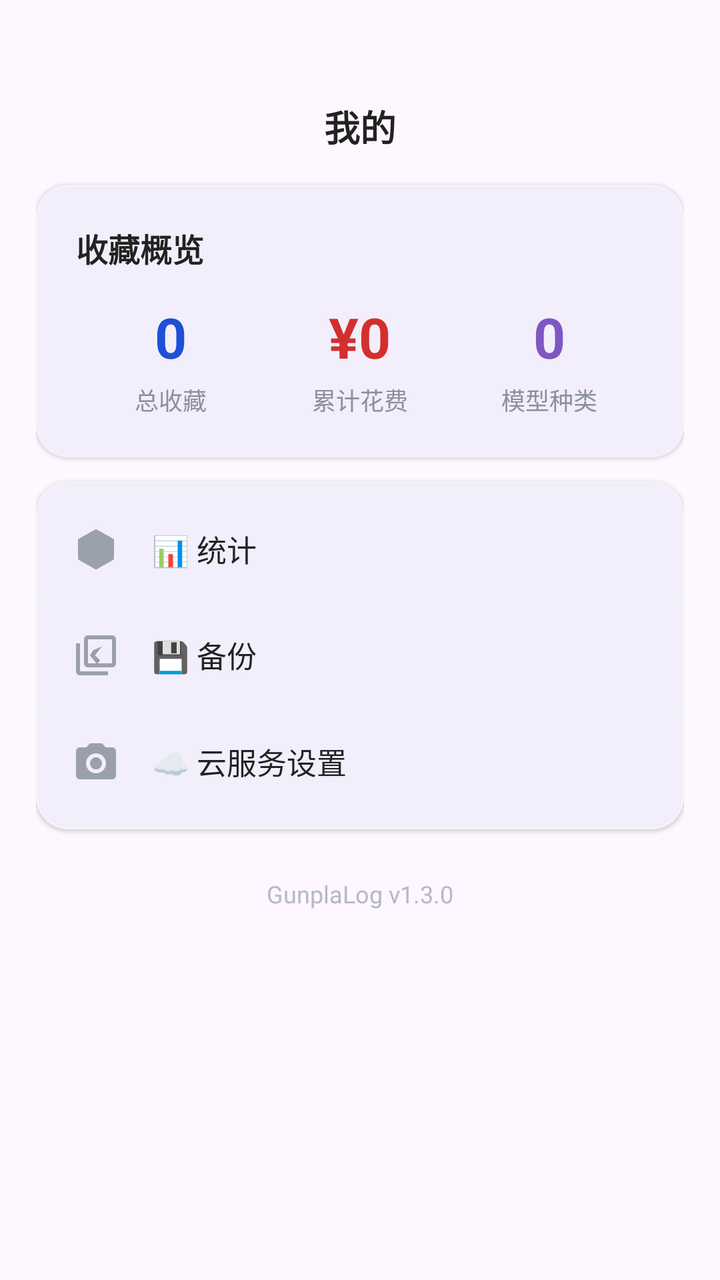
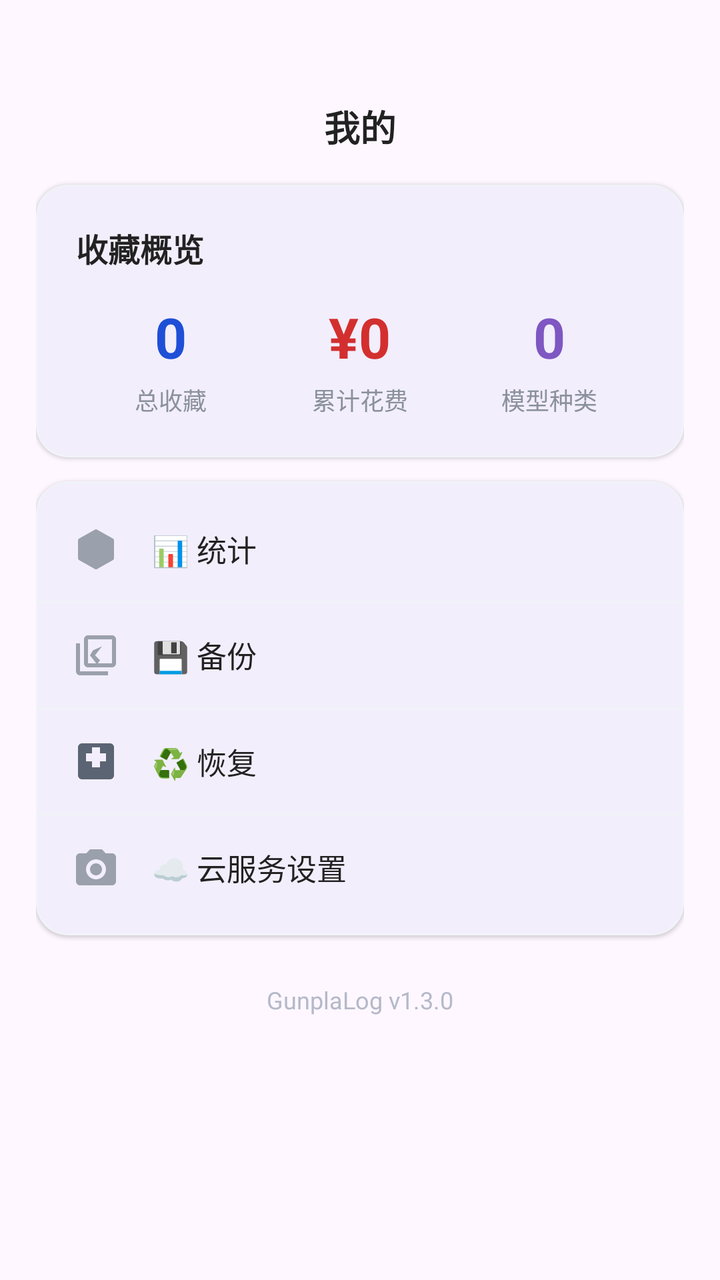

Before-and-after screenshots of an Android layout around one commit, followed by the original layout XML and the change that was made.
<!-- AndroidManifest.xml: application theme Theme.GunplaLog -->
<!-- res/layout/view_me.xml -->
<?xml version="1.0" encoding="utf-8"?>
<LinearLayout xmlns:android="http://schemas.android.com/apk/res/android"
    xmlns:app="http://schemas.android.com/apk/res-auto"
    android:layout_width="match_parent"
    android:layout_height="match_parent"
    android:orientation="vertical"
    android:paddingTop="36dp">

    <TextView
        android:layout_width="match_parent"
        android:layout_height="wrap_content"
        android:gravity="center"
        android:paddingTop="14dp"
        android:paddingBottom="12dp"
        android:text="@string/tab_me"
        android:textColor="@color/text_main"
        android:textSize="18sp"
        android:textStyle="bold" />

    <androidx.core.widget.NestedScrollView
        android:layout_width="match_parent"
        android:layout_height="match_parent"
        android:fillViewport="true">

        <LinearLayout
            android:layout_width="match_parent"
            android:layout_height="wrap_content"
            android:orientation="vertical"
            android:paddingLeft="18dp"
            android:paddingRight="18dp">

            <com.google.android.material.card.MaterialCardView
                android:layout_width="match_parent"
                android:layout_height="wrap_content"
                android:layout_marginTop="4dp"
                app:cardCornerRadius="16dp"
                app:cardElevation="1dp"
                app:strokeColor="#F1F3F8"
                app:strokeWidth="1dp">

                <LinearLayout
                    android:layout_width="match_parent"
                    android:layout_height="wrap_content"
                    android:orientation="vertical"
                    android:padding="20dp">

                    <TextView
                        android:layout_width="wrap_content"
                        android:layout_height="wrap_content"
                        android:text="@string/me_stats_title"
                        android:textColor="@color/text_main"
                        android:textSize="16sp"
                        android:textStyle="bold" />

                    <LinearLayout
                        android:layout_width="match_parent"
                        android:layout_height="wrap_content"
                        android:layout_marginTop="14dp"
                        android:orientation="horizontal">

                        <LinearLayout
                            android:layout_width="0dp"
                            android:layout_height="wrap_content"
                            android:layout_weight="1"
                            android:gravity="center"
                            android:orientation="vertical">

                            <TextView
                                android:id="@+id/tvMeTotal"
                                android:layout_width="wrap_content"
                                android:layout_height="wrap_content"
                                android:text="0"
                                android:textColor="@color/primary"
                                android:textSize="28sp"
                                android:textStyle="bold" />

                            <TextView
                                android:layout_width="wrap_content"
                                android:layout_height="wrap_content"
                                android:layout_marginTop="4dp"
                                android:text="@string/me_total_models"
                                android:textColor="@color/text_secondary"
                                android:textSize="12sp" />
                        </LinearLayout>

                        <LinearLayout
                            android:layout_width="0dp"
                            android:layout_height="wrap_content"
                            android:layout_weight="1"
                            android:gravity="center"
                            android:orientation="vertical">

                            <TextView
                                android:id="@+id/tvMeSpent"
                                android:layout_width="wrap_content"
                                android:layout_height="wrap_content"
                                android:text="¥0"
                                android:textColor="#D32F2F"
                                android:textSize="28sp"
                                android:textStyle="bold" />

                            <TextView
                                android:layout_width="wrap_content"
                                android:layout_height="wrap_content"
                                android:layout_marginTop="4dp"
                                android:text="@string/me_total_spent"
                                android:textColor="@color/text_secondary"
                                android:textSize="12sp" />
                        </LinearLayout>

                        <LinearLayout
                            android:layout_width="0dp"
                            android:layout_height="wrap_content"
                            android:layout_weight="1"
                            android:gravity="center"
                            android:orientation="vertical">

                            <TextView
                                android:id="@+id/tvMeTypes"
                                android:layout_width="wrap_content"
                                android:layout_height="wrap_content"
                                android:text="0"
                                android:textColor="#7E57C2"
                                android:textSize="28sp"
                                android:textStyle="bold" />

                            <TextView
                                android:layout_width="wrap_content"
                                android:layout_height="wrap_content"
                                android:layout_marginTop="4dp"
                                android:text="@string/me_types"
                                android:textColor="@color/text_secondary"
                                android:textSize="12sp" />
                        </LinearLayout>
                    </LinearLayout>
                </LinearLayout>
            </com.google.android.material.card.MaterialCardView>

            <com.google.android.material.card.MaterialCardView
                android:layout_width="match_parent"
                android:layout_height="wrap_content"
                android:layout_marginTop="12dp"
                app:cardCornerRadius="16dp"
                app:cardElevation="1dp"
                app:strokeColor="#F1F3F8"
                app:strokeWidth="1dp">

                <LinearLayout
                    android:layout_width="match_parent"
                    android:layout_height="wrap_content"
                    android:orientation="vertical"
                    android:paddingTop="8dp"
                    android:paddingBottom="8dp">

                    <TextView
                        android:id="@+id/btnMeStats"
                        android:layout_width="match_parent"
                        android:layout_height="52dp"
                        android:background="?attr/selectableItemBackground"
                        android:drawableStart="@drawable/ic_nav_item"
                        android:drawablePadding="16dp"
                        android:gravity="center_vertical"
                        android:paddingLeft="18dp"
                        android:paddingRight="18dp"
                        android:text="@string/menu_stats"
                        android:textColor="@color/text_main"
                        android:textSize="15sp" />

                    <View
                        android:layout_width="match_parent"
                        android:layout_height="1dp"
                        android:background="@color/divider" />

                    <TextView
                        android:id="@+id/btnMeBackup"
                        android:layout_width="match_parent"
                        android:layout_height="52dp"
                        android:background="?attr/selectableItemBackground"
                        android:drawableStart="@drawable/ic_nav_showcase"
                        android:drawablePadding="16dp"
                        android:gravity="center_vertical"
                        android:paddingLeft="18dp"
                        android:paddingRight="18dp"
                        android:text="@string/menu_backup"
                        android:textColor="@color/text_main"
                        android:textSize="15sp" />

                    <View
                        android:layout_width="match_parent"
                        android:layout_height="1dp"
                        android:background="@color/divider" />

                    <TextView
                        android:id="@+id/btnMeCloud"
                        android:layout_width="match_parent"
                        android:layout_height="52dp"
                        android:background="?attr/selectableItemBackground"
                        android:drawableStart="@drawable/ic_camera"
                        android:drawablePadding="16dp"
                        android:gravity="center_vertical"
                        android:paddingLeft="18dp"
                        android:paddingRight="18dp"
                        android:text="@string/menu_cloud"
                        android:textColor="@color/text_main"
                        android:textSize="15sp" />
                </LinearLayout>
            </com.google.android.material.card.MaterialCardView>

            <TextView
                android:layout_width="match_parent"
                android:layout_height="wrap_content"
                android:layout_marginTop="24dp"
                android:gravity="center"
                android:text="@string/app_version"
                android:textColor="@color/text_tertiary"
                android:textSize="12sp" />

            <View
                android:layout_width="match_parent"
                android:layout_height="32dp" />
        </LinearLayout>
    </androidx.core.widget.NestedScrollView>
</LinearLayout>
<!-- resources referenced by this layout -->
<resources>
  <color name="divider">#F1F3F8</color>
  <color name="primary">#1E4FD6</color>
  <color name="text_main">#222222</color>
  <color name="text_secondary">#8A909C</color>
  <color name="text_tertiary">#B4B9C9</color>
  <!-- drawable ic_camera (drawable) -->
  <?xml version="1.0" encoding="utf-8"?>
  <vector xmlns:android="http://schemas.android.com/apk/res/android"
      android:width="24dp"
      android:height="24dp"
      android:viewportWidth="24"
      android:viewportHeight="24">
      <path
          android:fillColor="#9AA0AC"
          android:pathData="M9,3L7.17,5H4C2.9,5 2,5.9 2,7v12c0,1.1 0.9,2 2,2h16c1.1,0 2,-0.9 2,-2V7c0,-1.1 -0.9,-2 -2,-2h-3.17L15,3H9zM12,18c-2.76,0 -5,-2.24 -5,-5s2.24,-5 5,-5 5,2.24 5,5 -2.24,5 -5,5z" />
      <path
          android:fillColor="#9AA0AC"
          android:pathData="M12,10c-1.66,0 -3,1.34 -3,3s1.34,3 3,3 3,-1.34 3,-3 -1.34,-3 -3,-3z" />
  </vector>
  <!-- drawable ic_nav_item (drawable) -->
  <?xml version="1.0" encoding="utf-8"?>
  <vector xmlns:android="http://schemas.android.com/apk/res/android"
      android:width="24dp" android:height="24dp"
      android:viewportWidth="24" android:viewportHeight="24">
      <path android:fillColor="#9AA0AC"
          android:pathData="M21,16.5C21,16.88 20.79,17.21 20.47,17.38L12.57,21.82C12.41,21.94 12.21,22 12,22C11.79,22 11.59,21.94 11.43,21.82L3.53,17.38C3.21,17.21 3,16.88 3,16.5V7.5C3,7.12 3.21,6.79 3.53,6.62L11.43,2.18C11.59,2.06 11.79,2 12,2C12.21,2 12.41,2.06 12.57,2.18L20.47,6.62C20.79,6.79 21,7.12 21,7.5V16.5Z" />
  </vector>
  <!-- drawable ic_nav_showcase (drawable) -->
  <?xml version="1.0" encoding="utf-8"?>
  <vector xmlns:android="http://schemas.android.com/apk/res/android"
      android:width="24dp" android:height="24dp"
      android:viewportWidth="24" android:viewportHeight="24">
      <path android:fillColor="#9AA0AC"
          android:pathData="M4,6H2v14c0,1.1 0.9,2 2,2h14v-2H4V6zM20,2H8C6.9,2 6,2.9 6,4v12c0,1.1 0.9,2 2,2h12c1.1,0 2,-0.9 2,-2V4c0,-1.1 -0.9,-2 -2,-2zM20,16H8V4h12v12zM10.5,9.5L9,12l3.5,4.5 1.5,-2L11.5,12l3.5,-4.5z" />
  </vector>
  <string name="app_version">GunplaLog v1.3.0</string>
  <string name="me_stats_title">收藏概览</string>
  <string name="me_total_models">总收藏</string>
  <string name="me_total_spent">累计花费</string>
  <string name="me_types">模型种类</string>
  <string name="menu_backup">💾 备份</string>
  <string name="menu_cloud">☁️ 云服务设置</string>
  <string name="menu_stats">📊 统计</string>
  <string name="tab_me">我的</string>
  <style name="Theme.GunplaLog" parent="Theme.Material3.DayNight.NoActionBar">
          <item name="colorPrimary">@color/primary</item>
          
          <item name="android:statusBarColor">@android:color/transparent</item>
          <item name="android:windowLightStatusBar">false</item>
          <item name="android:navigationBarColor">@android:color/transparent</item>
      </style>
</resources>

<!-- the commit's change to res/layout/view_me.xml (unified diff, before → after) -->
@@ -191,6 +191,25 @@
                         android:background="@color/divider" />
 
                     <TextView
+                        android:id="@+id/btnMeRestore"
+                        android:layout_width="match_parent"
+                        android:layout_height="52dp"
+                        android:background="?attr/selectableItemBackground"
+                        android:drawableStart="@drawable/ic_restore"
+                        android:drawablePadding="16dp"
+                        android:gravity="center_vertical"
+                        android:paddingLeft="18dp"
+                        android:paddingRight="18dp"
+                        android:text="@string/menu_restore"
+                        android:textColor="@color/text_main"
+                        android:textSize="15sp" />
+
+                    <View
+                        android:layout_width="match_parent"
+                        android:layout_height="1dp"
+                        android:background="@color/divider" />
+
+                    <TextView
                         android:id="@+id/btnMeCloud"
                         android:layout_width="match_parent"
                         android:layout_height="52dp"
<!-- resource entries referenced after the edit -->
@@ -35,6 +35,14 @@
       <path android:fillColor="#9AA0AC"
           android:pathData="M4,6H2v14c0,1.1 0.9,2 2,2h14v-2H4V6zM20,2H8C6.9,2 6,2.9 6,4v12c0,1.1 0.9,2 2,2h12c1.1,0 2,-0.9 2,-2V4c0,-1.1 -0.9,-2 -2,-2zM20,16H8V4h12v12zM10.5,9.5L9,12l3.5,4.5 1.5,-2L11.5,12l3.5,-4.5z" />
   </vector>
+  <!-- drawable ic_restore (drawable) -->
+  <?xml version="1.0" encoding="utf-8"?>
+  <vector xmlns:android="http://schemas.android.com/apk/res/android"
+      android:width="24dp" android:height="24dp"
+      android:viewportWidth="24" android:viewportHeight="24">
+      <path android:fillColor="#5B6472"
+          android:pathData="M19,3H5c-1.1,0 -2,0.9 -2,2v14c0,1.1 0.9,2 2,2h14c1.1,0 2,-0.9 2,-2V5c0,-1.1 -0.9,-2 -2,-2zM17,12h-3v3h-4v-3H7v-4h3V5h4v3h3v4z" />
+  </vector>
   <string name="app_version">GunplaLog v1.3.0</string>
   <string name="me_stats_title">收藏概览</string>
   <string name="me_total_models">总收藏</string>
@@ -42,6 +50,7 @@
   <string name="me_types">模型种类</string>
   <string name="menu_backup">💾 备份</string>
   <string name="menu_cloud">☁️ 云服务设置</string>
+  <string name="menu_restore">♻️ 恢复</string>
   <string name="menu_stats">📊 统计</string>
   <string name="tab_me">我的</string>
   <style name="Theme.GunplaLog" parent="Theme.Material3.DayNight.NoActionBar">
